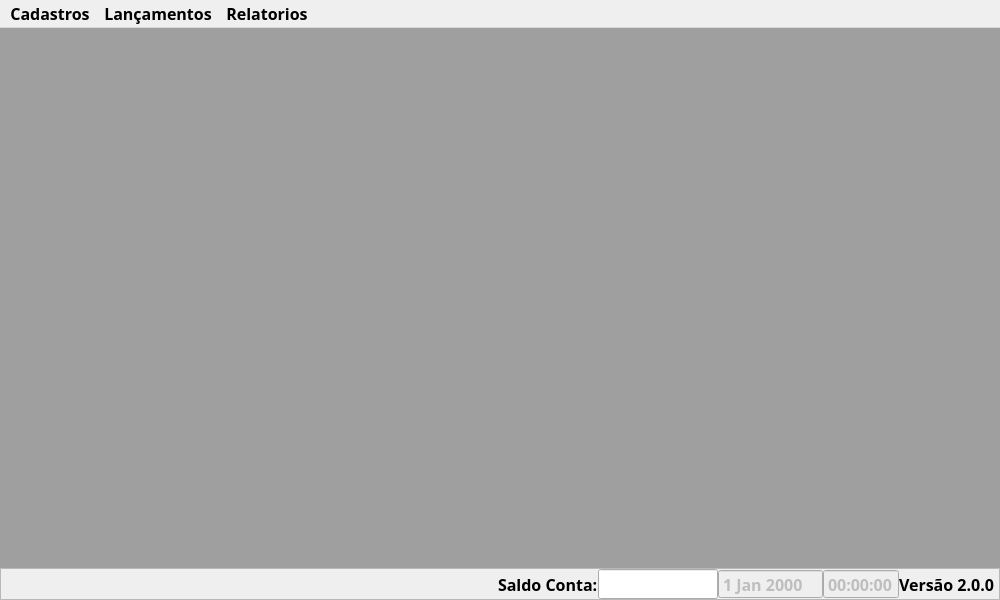
Old version of the form app/views/ui/main_window.ui in the repository RafaelOmega/Recargas_2.0.
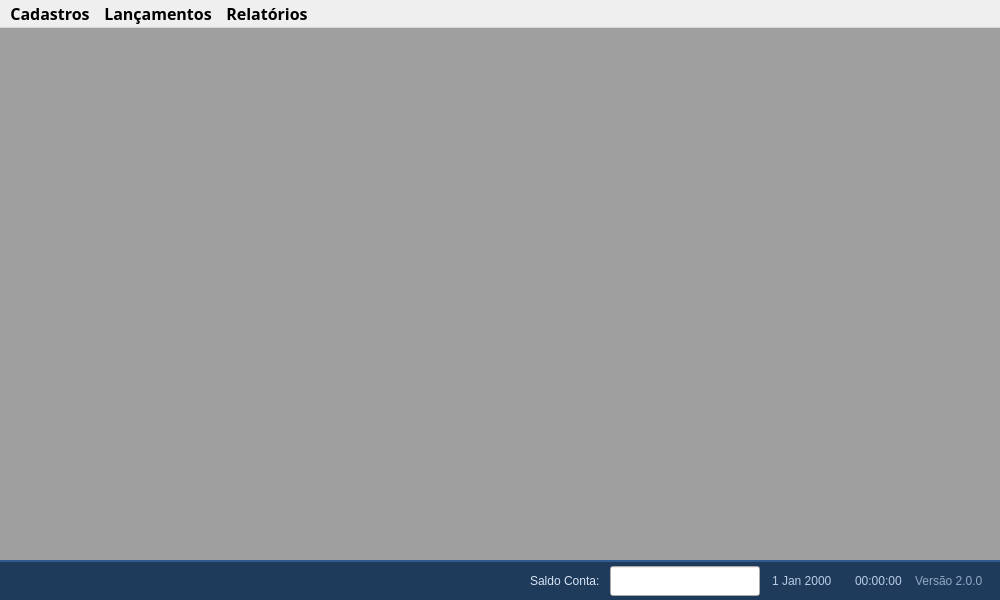
New version of the form.

Diff of the .ui file:
```diff
--- a/app/views/ui/main_window.ui
+++ b/app/views/ui/main_window.ui
@@ -38,10 +38,39 @@
      <number>0</number>
     </property>
     <item>
-     <widget class="QMdiArea" name="mdiArea"/>
+     <widget class="QMdiArea" name="mdiArea">
+      <property name="styleSheet">
+       <string notr="true">QMdiArea#mdiArea {
+	background-color: #16222F;
+}</string>
+      </property>
+     </widget>
     </item>
     <item>
      <widget class="QFrame" name="frm_StatusBar">
+      <property name="styleSheet">
+       <string notr="true">QFrame#frm_StatusBar {
+	background-color: #1F3B5B;
+	border: none;
+	border-top: 2px solid #2E5A8F;
+}
+QFrame#frm_StatusBar QLabel {
+	color: #D7E3F4;
+	background: transparent;
+}
+QFrame#frm_StatusBar QLabel#lb_Comandos {
+	color: #9FB8D8;
+}
+QFrame#frm_StatusBar QLabel#lb_Versao {
+	color: #8FA8C6;
+}
+QFrame#frm_StatusBar QDateEdit,
+QFrame#frm_StatusBar QTimeEdit {
+	background: transparent;
+	color: #B9CCE4;
+	border: none;
+}</string>
+      </property>
       <property name="frameShape">
        <enum>QFrame::Shape::StyledPanel</enum>
       </property>
@@ -50,19 +79,19 @@
       </property>
       <layout class="QHBoxLayout" name="horizontalLayout">
        <property name="spacing">
-        <number>0</number>
+        <number>10</number>
        </property>
        <property name="leftMargin">
-        <number>0</number>
+        <number>12</number>
        </property>
        <property name="topMargin">
-        <number>0</number>
+        <number>4</number>
        </property>
        <property name="rightMargin">
-        <number>0</number>
+        <number>12</number>
        </property>
        <property name="bottomMargin">
-        <number>0</number>
+        <number>4</number>
        </property>
        <item>
         <widget class="QLabel" name="lb_Comandos">
@@ -78,9 +107,6 @@
            <height>30</height>
           </size>
          </property>
-         <property name="text">
-          <string/>
-         </property>
         </widget>
        </item>
        <item>
@@ -119,16 +145,22 @@
         <widget class="QLineEdit" name="txt_Saldo_Conta">
          <property name="minimumSize">
           <size>
-           <width>120</width>
+           <width>150</width>
            <height>30</height>
           </size>
          </property>
          <property name="maximumSize">
           <size>
-           <width>120</width>
+           <width>150</width>
            <height>30</height>
           </size>
          </property>
+         <property name="toolTip">
+          <string>Saldo da conta Biz (recargas - saldos)</string>
+         </property>
+         <property name="alignment">
+          <set>Qt::AlignmentFlag::AlignRight|Qt::AlignmentFlag::AlignTrailing|Qt::AlignmentFlag::AlignVCenter</set>
+         </property>
          <property name="readOnly">
           <bool>true</bool>
          </property>
@@ -255,7 +287,7 @@
    </widget>
    <widget class="QMenu" name="menuRelatorios">
     <property name="title">
-     <string>Relatorios</string>
+     <string>Relatórios</string>
     </property>
     <addaction name="actionRecarga_Colaborador"/>
    </widget>
```
Left out of the diff: 8 changed lines with no effect on the pictures.
